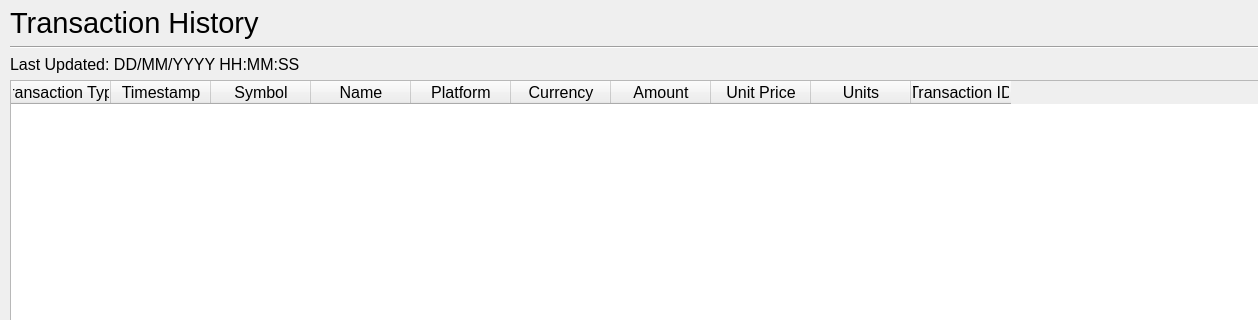
IsaacCheng9/trading-portfolio-tracker, file src/ui/transaction_history.ui: the form before one commit; both pictures show x 0 to 1258 and y 0 to 320 of the 1350 by 800 pixel window.
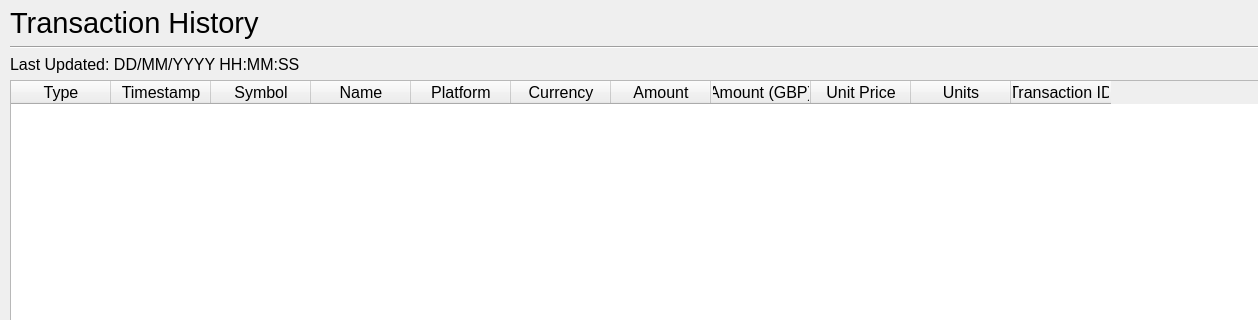
The form after the commit.

```diff
--- a/src/ui/transaction_history.ui
+++ b/src/ui/transaction_history.ui
@@ -111,7 +111,7 @@
       </attribute>
       <column>
        <property name="text">
-        <string>Transaction Type</string>
+        <string>Type</string>
        </property>
       </column>
       <column>
@@ -144,6 +144,11 @@
         <string>Amount</string>
        </property>
       </column>
+      <column>
+       <property name="text">
+        <string>Amount (GBP)</string>
+       </property>
+      </column>
       <column>
        <property name="text">
         <string>Unit Price</string>
```
